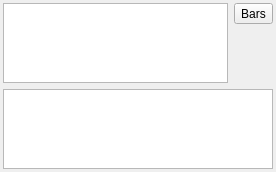
Before: the Qt Designer form copasi/UI/CQArrayAnnotationsWidget.ui in copasi/COPASI, drawn with Qt 5.
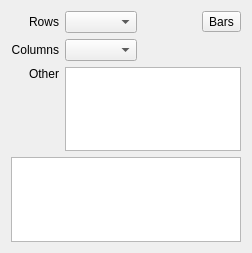
After: the same form once the commit is applied. Custom widgets are drawn as their Qt base class.

Commit message: Redesign of data selection.

Diff of the .ui file:
```diff
--- a/copasi/UI/CQArrayAnnotationsWidget.ui
+++ b/copasi/UI/CQArrayAnnotationsWidget.ui
@@ -19,60 +19,74 @@
    <rect>
     <x>0</x>
     <y>0</y>
-    <width>276</width>
-    <height>172</height>
+    <width>252</width>
+    <height>253</height>
    </rect>
   </property>
   <property name="windowTitle">
    <string>Form</string>
   </property>
   <layout class="QGridLayout" name="gridLayout">
-   <property name="margin">
-    <number>3</number>
-   </property>
-   <item row="0" column="0" rowspan="2">
-    <widget class="QTableWidget" name="mpSelectionTable">
-     <property name="sizePolicy">
-      <sizepolicy hsizetype="Preferred" vsizetype="Maximum">
-       <horstretch>0</horstretch>
-       <verstretch>0</verstretch>
-      </sizepolicy>
+   <item row="0" column="0">
+    <widget class="QLabel" name="mpLblRows">
+     <property name="text">
+      <string>Rows</string>
      </property>
-     <property name="verticalScrollBarPolicy">
-      <enum>Qt::ScrollBarAsNeeded</enum>
+     <property name="alignment">
+      <set>Qt::AlignRight|Qt::AlignTrailing|Qt::AlignVCenter</set>
      </property>
-     <attribute name="horizontalHeaderVisible">
-      <bool>false</bool>
-     </attribute>
-     <attribute name="horizontalHeaderHighlightSections">
-      <bool>false</bool>
-     </attribute>
     </widget>
    </item>
    <item row="0" column="1">
-    <widget class="QToolButton" name="mpButton">
-     <property name="text">
-      <string>Bars</string>
-     </property>
-    </widget>
+    <widget class="QComboBox" name="mpComboRows"/>
    </item>
-   <item row="1" column="1">
-    <spacer name="mpVerticalSpacer">
+   <item row="0" column="2">
+    <spacer name="mpSpacer">
      <property name="orientation">
-      <enum>Qt::Vertical</enum>
-     </property>
-     <property name="sizeType">
-      <enum>QSizePolicy::Preferred</enum>
+      <enum>Qt::Horizontal</enum>
      </property>
      <property name="sizeHint" stdset="0">
       <size>
-       <width>20</width>
-       <height>0</height>
+       <width>79</width>
+       <height>20</height>
       </size>
      </property>
     </spacer>
    </item>
-   <item row="2" column="0" colspan="2">
+   <item row="0" column="3">
+    <widget class="QToolButton" name="mpButton">
+     <property name="text">
+      <string>Bars</string>
+     </property>
+    </widget>
+   </item>
+   <item row="1" column="0">
+    <widget class="QLabel" name="mpLblColumns">
+     <property name="text">
+      <string>Columns</string>
+     </property>
+     <property name="alignment">
+      <set>Qt::AlignRight|Qt::AlignTrailing|Qt::AlignVCenter</set>
+     </property>
+    </widget>
+   </item>
+   <item row="1" column="1">
+    <widget class="QComboBox" name="mpComboColumns"/>
+   </item>
+   <item row="2" column="0">
+    <widget class="QLabel" name="mpLblOther">
+     <property name="text">
+      <string>Other</string>
+     </property>
+     <property name="alignment">
+      <set>Qt::AlignRight|Qt::AlignTop|Qt::AlignTrailing</set>
+     </property>
+    </widget>
+   </item>
+   <item row="2" column="1" colspan="3">
+    <widget class="QTableWidget" name="mpSelectionTable"/>
+   </item>
+   <item row="3" column="0" colspan="4">
     <widget class="QStackedWidget" name="mpStack">
      <property name="sizePolicy">
       <sizepolicy hsizetype="Preferred" vsizetype="Preferred">
```
Left out of the diff: 41 changed lines with no effect on the pictures. The commit also changes 2 other files.
